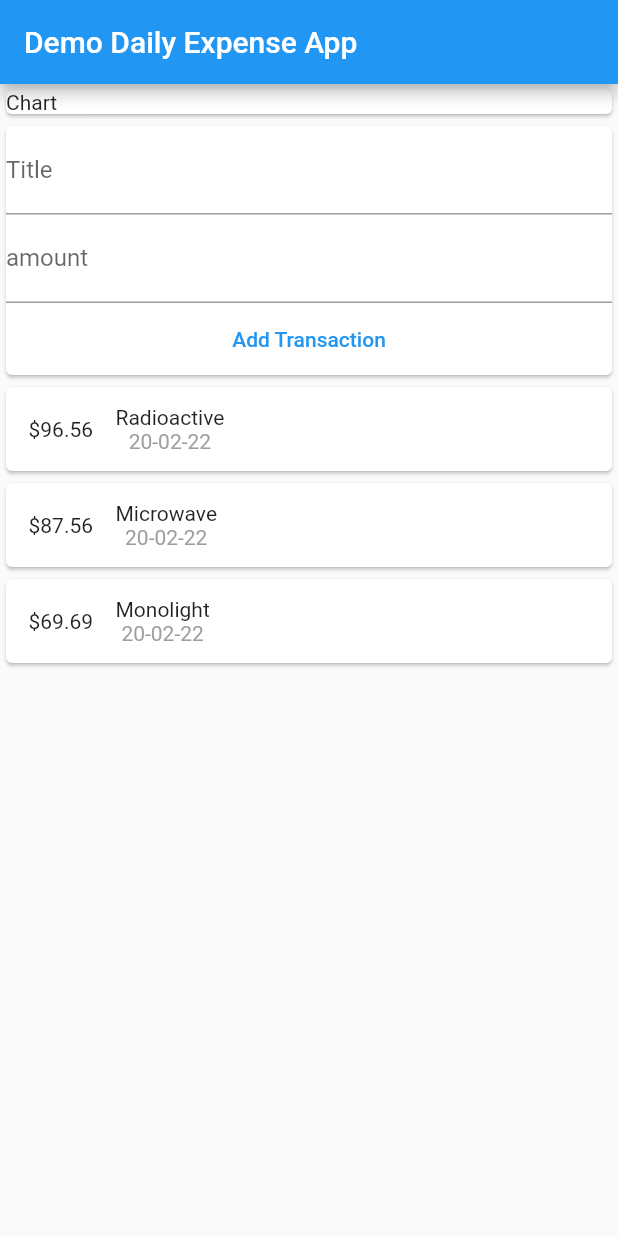
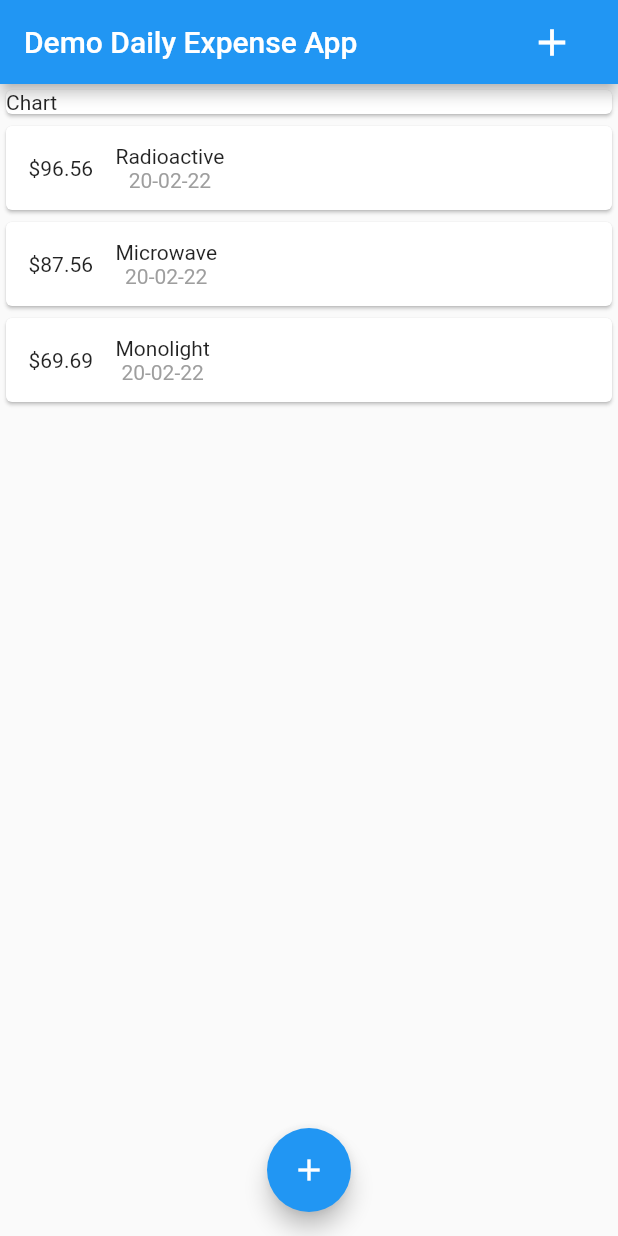
Before and after one commit to Ikramico/hisabnikash, a Flutter app: the screen it shows after launch, on a phone screen of 412 x 824 dp. Run offline on Flutter 3.47's test engine with Material 2 defaults, Android fonts, the light colour scheme and no system bars.

Commit message:
middle position

```diff
--- a/trans/lib/list.dart
+++ b/trans/lib/list.dart
@@ -1,7 +1,6 @@
 import 'package:flutter/material.dart';
 import 'tra.dart';
 import 'package:intl/intl.dart';
-import 'us_tr.dart';
 
 class TransList extends StatelessWidget {
   final List<Trans> transactions;
@@ -20,7 +19,7 @@ class TransList extends StatelessWidget {
                     vertical: 20,
                   ),
                   child: Text(
-                    '\$${transactions[index].amount}',
+                    '\$${transactions[index].amount.toStringAsFixed(2)}',
                   ),
                 ),
                 Column(
--- a/trans/lib/main.dart
+++ b/trans/lib/main.dart
@@ -1,17 +1,74 @@
 import 'package:flutter/material.dart';
-import 'package:trans/us_tr.dart';
+import 'package:trans/list.dart';
+import 'package:trans/newtr.dart';
+import 'tra.dart';
 
 void main() {
   runApp(MyApp());
 }
 
-class MyApp extends StatelessWidget {
+class MyApp extends StatefulWidget {
+  @override
+  State<MyApp> createState() => _MyAppState();
+}
+
+class _MyAppState extends State<MyApp> {
+  final List<Trans> _userTrans = [
+    Trans(
+        id: 'tx456', title: 'Radioactive', amount: 96.56, date: DateTime.now()),
+    Trans(id: 'tx982', title: 'Microwave', amount: 87.56, date: DateTime.now()),
+    Trans(id: 'tx743', title: 'Monolight', amount: 69.69, date: DateTime.now()),
+  ];
+  void AddNew(String title, double amount) {
+    final newTx = Trans(
+        id: DateTime.now().toString(),
+        title: title,
+        amount: amount,
+        date: DateTime.now());
+
+    setState(() {
+      _userTrans.add(newTx);
+    });
+  }
+
+  void addNewTr(BuildContext ctx) {
+    showModalBottomSheet(
+      context: ctx,
+      builder: (C) {
+        return GestureDetector(
+          onTap: () {},
+          child: newTr(AddNew),
+          behavior: HitTestBehavior.opaque,
+        );
+      },
+    );
+  }
+
   @override
   Widget build(BuildContext context) {
     return MaterialApp(
         home: Scaffold(
       appBar: AppBar(
         title: Text('Demo Daily Expense App'),
+        actions: [
+          Builder(
+            builder: (BuildContext context) => Container(
+              child: IconButton(
+                // onPressed: () => addNewTr(context),
+                onPressed: () {
+                  showModalBottomSheet(
+                      context: context, builder: (context) => newTr(AddNew));
+                },
+                icon: Icon(
+                  Icons.add,
+                  color: Colors.white,
+                  size: 30,
+                ),
+              ),
+              margin: EdgeInsets.only(right: 20),
+            ),
+          ),
+        ],
       ),
       body: SingleChildScrollView(
         child: Column(
@@ -23,9 +80,17 @@ class MyApp extends StatelessWidget {
                 child: Text('Chart'),
               ),
             ),
-                  userTrans()
+            TransList(_userTrans)
           ],
         ),
-            )));
+      ),
+      floatingActionButtonLocation: FloatingActionButtonLocation.centerFloat,
+      floatingActionButton: Builder(
+        builder: (BuildContext context) => FloatingActionButton(
+          child: Icon(Icons.add),
+          onPressed: () => addNewTr(context),
+        ),
+      ),
+    ));
   }
 }
--- a/trans/lib/us_tr.dart
+++ /dev/null
@@ -1,37 +0,0 @@
-import 'package:flutter/material.dart';
-import 'list.dart';
-import 'tra.dart';
-import 'newtr.dart';
-
-class userTrans extends StatefulWidget {
-  @override
-  _userTransState createState() => _userTransState();
-}
-
-class _userTransState extends State<userTrans> {
-  @override
-  final List<Trans> _userTrans = [
-    Trans(
-        id: 'tx456', title: 'Radioactive', amount: 96.56, date: DateTime.now()),
-    Trans(id: 'tx982', title: 'Microwave', amount: 87.56, date: DateTime.now()),
-    Trans(id: 'tx743', title: 'Monolight', amount: 69.69, date: DateTime.now()),
-  ];
-  void AddNew(String title, double amount) {
-    final newTx = Trans(
-        id: DateTime.now().toString(),
-        title: title,
-        amount: amount,
-        date: DateTime.now());
-
-    setState(() {
-      _userTrans.add(newTx);
-    });
-  }
-
-  Widget build(BuildContext context) {
-    return Column(children: [
-      newTr(AddNew),
-      TransList(_userTrans),
-    ]);
-  }
-}
```
Also changed, not shown: trans/lib/newtr.dart (+13 -5 lines). Lines whose indentation alone changed are shown as unchanged.
